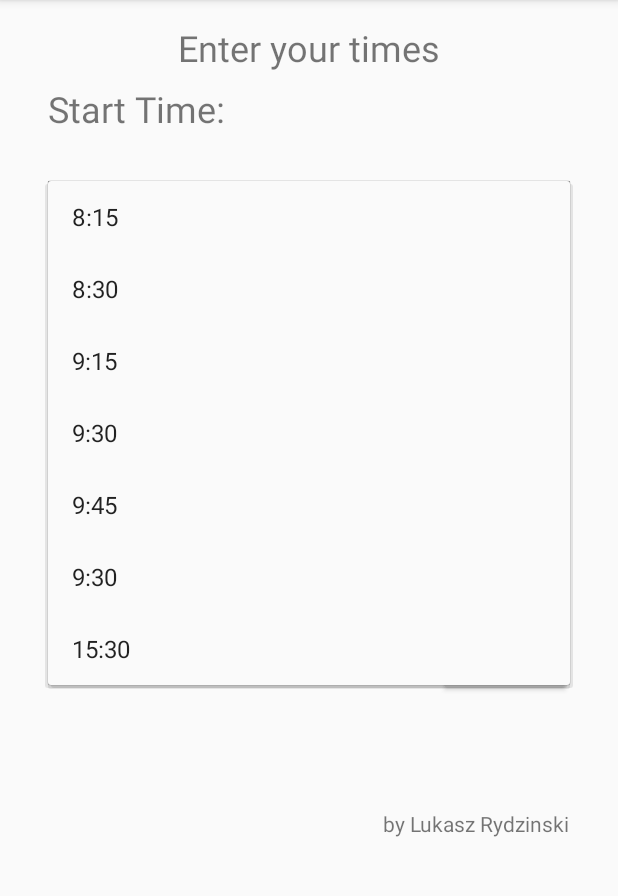
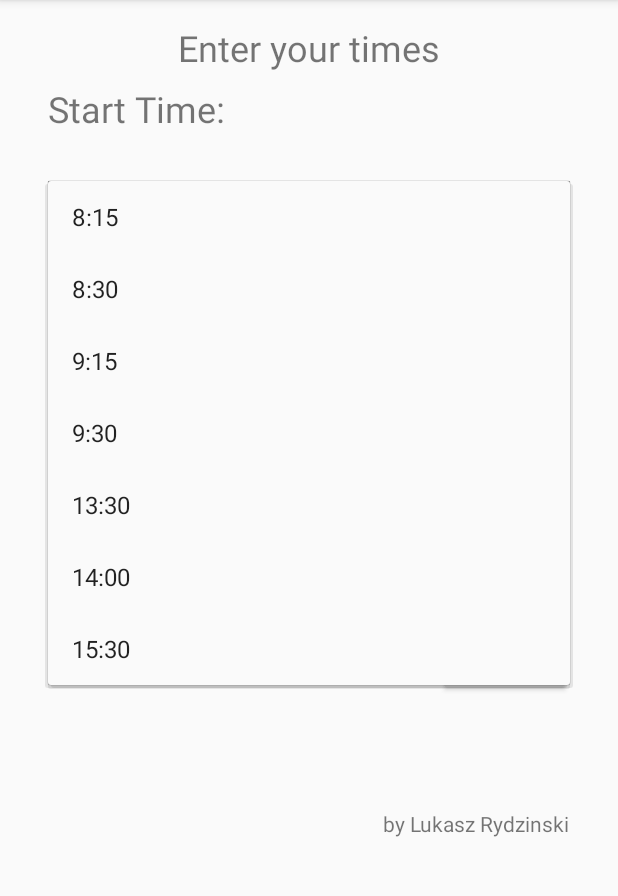
Before and after one commit to diegomez1296/Mobile-applications-for-Android, an Android app: the screen it shows after launch (MainActivity), after a tap on "8:15", on a phone screen of 412 x 824 dp, the part 84-980 px from its top. Run offline under Robolectric (Android 15) with nearby library versions, the phone set to English and light mode, and no system bars.

Commit message:
App1 - Work Time Calculator v1.1 || New icons and savedInstanceState

```diff
--- a/Lab1_WTC/app/src/main/java/com/example/worktimecalculator/MainActivity.java
+++ b/Lab1_WTC/app/src/main/java/com/example/worktimecalculator/MainActivity.java
@@ -13,41 +13,65 @@ import java.text.ParseException;
 
 public class MainActivity extends AppCompatActivity {
 
-    private WorkTime workTime = new WorkTime();
+
+    private WorkTime workTime = new WorkTime(this);
 
     private TextInputEditText textInputEditText_StartTime;
     private TextInputEditText textInputEditText_EndTime;
 
-    private String[] startTimes = {"8:15", "8:30", "9:15", "9:30", "9:45", "9:30", "15:30"};
-    private String[] endTimes = {"14:00", "15:30", "21:00", "21:15", "21:30", "21:45", "22:15"};
+    private TextView textView_Result;
+    private TextView textView_Result2;
+
+    private String[] startTimes = {"8:15", "8:30", "9:15", "9:30", "13:30", "14:00", "15:30"};
+    private String[] endTimes =   {"14:00", "15:30", "20:00", "20:30", "21:15", "21:45", "22:00"};
 
     @Override
     protected void onCreate(Bundle savedInstanceState) {
+
+
         super.onCreate(savedInstanceState);
         setContentView(R.layout.activity_main);
 
         textInputEditText_StartTime = findViewById(R.id.TextInputEditText_StartTime);
         textInputEditText_EndTime = findViewById(R.id.TextInputEditText_EndTime);
 
+        textView_Result = findViewById(R.id.textView_Result);
+        textView_Result2 = findViewById(R.id.textView_Result2);
+
         createSpinner(R.id.spinner_StartTime, startTimes, textInputEditText_StartTime);
         createSpinner(R.id.spinner_EndTime, endTimes, textInputEditText_EndTime);
 
+        if (savedInstanceState != null) {
+            textInputEditText_StartTime.setText(savedInstanceState.getString("textInputEditText_StartTime"));
+            textInputEditText_EndTime.setText(savedInstanceState.getString("textInputEditText_EndTime"));
+            if(!(savedInstanceState.get("textView_Result").equals(getString(R.string.app_result)))) {
+                textView_Result.setText(savedInstanceState.getString("textView_Result"));
+                textView_Result2.setText(savedInstanceState.getString("textView_Result2"));
+                textView_Result.setVisibility(View.VISIBLE);
+                textView_Result2.setVisibility(View.VISIBLE);
+            }
+        }
+
+    }
+
+    @Override
+    protected void onSaveInstanceState(Bundle outState) {
+        super.onSaveInstanceState(outState);
+
+        outState.putString("textInputEditText_StartTime", textInputEditText_StartTime.getText().toString());
+        outState.putString("textInputEditText_EndTime", textInputEditText_EndTime.getText().toString());
+
+        outState.putString("textView_Result", textView_Result.getText().toString());
+        outState.putString("textView_Result2", textView_Result2.getText().toString());
     }
 
     public void onClickButtonOk(View view) throws ParseException {
-
-        //textInputEditText_StartTime = findViewById(R.id.TextInputEditText_StartTime);
-        //textInputEditText_EndTime = findViewById(R.id.TextInputEditText_EndTime);
-
-        TextView textView_Result = findViewById(R.id.textView_Result);
-        TextView textView_Result2 = findViewById(R.id.textView_Result2);
 
         textView_Result.setVisibility(View.VISIBLE);
         textView_Result2.setVisibility(View.VISIBLE);
 
         textView_Result.setText(workTime.getWorkTime(textInputEditText_StartTime.getText(), textInputEditText_EndTime.getText()));
         textView_Result2.setText(workTime.getFraction());
-
     }
 
     private void createSpinner(int id_spinner, final String[] list, final TextInputEditText textInputEditText) {
@@ -72,5 +96,4 @@ public class MainActivity extends AppCompatActivity {
             }
         });
     }
-
 }
--- a/Lab1_WTC/app/src/main/java/com/example/worktimecalculator/WorkTime.java
+++ b/Lab1_WTC/app/src/main/java/com/example/worktimecalculator/WorkTime.java
@@ -1,7 +1,9 @@
 package com.example.worktimecalculator;
 
+import android.content.Context;
 import android.support.v7.app.AppCompatActivity;
 import android.text.Editable;
+import android.util.Log;
 
 import java.text.DateFormat;
 import java.text.DecimalFormat;
@@ -12,6 +14,8 @@ import java.util.Date;
 
 public class WorkTime extends AppCompatActivity {
 
+    private Context context;
+
     public final static int MINUTE_MILLIS = 60 * 1000;
     public final static int HOUR_MILLIS = MINUTE_MILLIS * 60;
     public final static int DAY_MILLIS = HOUR_MILLIS * 24;
@@ -19,8 +23,11 @@ public class WorkTime extends AppCompatActivity {
     private static int h;
     private static int m;
 
+    public WorkTime(Context context) {
+        this.context = context;
+    }
+
     public String getWorkTime(Editable startTime, Editable endTime) throws ParseException {
-
         try {
             DateFormat dateFormat = new SimpleDateFormat("HH:mm");
             Date date1 = dateFormat.parse(startTime.toString());
@@ -32,16 +39,12 @@ public class WorkTime extends AppCompatActivity {
             }
             h = (int) difference / HOUR_MILLIS;
             m = (int) (difference - (h * HOUR_MILLIS)) / MINUTE_MILLIS;
-            //Log.d("startTime",h + ":" + m);
 
-
-            //Resources resources = getResources();
-            //Log.d("SS", resources.getString(R.string.app_numberOfH));
-            return "Hours:  " + h + "  ||  " + "Minutes:  " + m;
+            return context.getString(R.string.app_numberOfH) + "  " + h + "  ||  " + context.getString(R.string.app_numberOfM) + "  " + m;
         } catch (Exception e) {
             h = 0;
             m = 0;
-            return "Invalid time format. Try \"HH:mm\"";
+            return context.getString(R.string.app_errorTime);
         }
 
     }
@@ -51,6 +54,7 @@ public class WorkTime extends AppCompatActivity {
         fraction +=h;
         fraction += ((float)m/60);
         NumberFormat numberFormat = new DecimalFormat("#0.000");
-        return "In fractional:  " + String.valueOf(numberFormat.format(fraction));
+        return context.getString(R.string.numberInFract) + "  " + String.valueOf(numberFormat.format(fraction));
     }
+
 }
--- a/Lab1_WTC/app/src/main/res/values/strings.xml
+++ b/Lab1_WTC/app/src/main/res/values/strings.xml
@@ -11,8 +11,9 @@
 
     <string name="app_numberOfH">Hours:</string>
     <string name="app_numberOfM">Minutes:</string>
+    <string name="numberInFract">In fractional:</string>
 
-    <string name="app_errorTime">Invalid time format. Try "HH:mm"</string>
+    <string name="app_errorTime">Invalid time format. Try \"HH:mm\"</string>
 
     <string name="app_author">by Lukasz Rydzinski</string>
 
```
Also changed, not shown: Lab1_WTC/app/src/main/res/mipmap-hdpi/ic_launcher.png, Lab1_WTC/app/src/main/res/mipmap-mdpi/ic_launcher.png, Lab1_WTC/app/src/main/res/mipmap-xhdpi/ic_launcher.png, Lab1_WTC/app/src/main/res/mipmap-xxhdpi/ic_launcher.png, Lab1_WTC/app/src/main/res/mipmap-xxxhdpi/ic_launcher.png.
